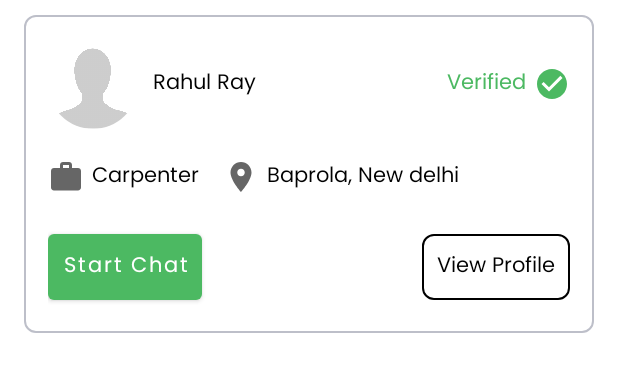
After one commit to raystatic/service-chowk-android, an Android app: the layout item_provider_adapter.xml on its own in the app's theme, with its tools: preview values and no code run, on a phone screen of 412 x 824 dp. The commit adds this screen. Shown: the top 372 px of the screen. Run offline under Robolectric (Android 15) with nearby library versions, the phone set to English and light mode, and no system bars.

Commit message:
home fragment setup

```diff
--- a/app/src/main/java/com/servicechowk/app/data/model/User.kt
+++ b/app/src/main/java/com/servicechowk/app/data/model/User.kt
@@ -13,7 +13,8 @@ data class User(
     var lastWorkAt:String?="",
     var photoId:String?="",
     var photo:String?="",
-    var workPhoto:String?=""
+    var workPhoto:String?="",
+    var isVerified:Boolean?=false
 ){
     constructor():this("")
 }
--- /dev/null
+++ b/app/src/main/res/drawable/ic_baseline_location_on_24.xml
@@ -0,0 +1,10 @@
+<vector xmlns:android="http://schemas.android.com/apk/res/android"
+    android:width="24dp"
+    android:height="24dp"
+    android:viewportWidth="24"
+    android:viewportHeight="24"
+    android:tint="?attr/colorControlNormal">
+  <path
+      android:fillColor="@android:color/white"
+      android:pathData="M12,2C8.13,2 5,5.13 5,9c0,5.25 7,13 7,13s7,-7.75 7,-13c0,-3.87 -3.13,-7 -7,-7zM12,11.5c-1.38,0 -2.5,-1.12 -2.5,-2.5s1.12,-2.5 2.5,-2.5 2.5,1.12 2.5,2.5 -1.12,2.5 -2.5,2.5z"/>
+</vector>
--- /dev/null
+++ b/app/src/main/res/drawable/ic_baseline_work_24.xml
@@ -0,0 +1,10 @@
+<vector xmlns:android="http://schemas.android.com/apk/res/android"
+    android:width="24dp"
+    android:height="24dp"
+    android:viewportWidth="24"
+    android:viewportHeight="24"
+    android:tint="?attr/colorControlNormal">
+  <path
+      android:fillColor="@android:color/white"
+      android:pathData="M20,6h-4L16,4c0,-1.11 -0.89,-2 -2,-2h-4c-1.11,0 -2,0.89 -2,2v2L4,6c-1.11,0 -1.99,0.89 -1.99,2L2,19c0,1.11 0.89,2 2,2h16c1.11,0 2,-0.89 2,-2L22,8c0,-1.11 -0.89,-2 -2,-2zM14,6h-4L10,4h4v2z"/>
+</vector>
--- /dev/null
+++ b/app/src/main/res/drawable/ic_check.xml
@@ -0,0 +1,10 @@
+<vector xmlns:android="http://schemas.android.com/apk/res/android"
+    android:width="24dp"
+    android:height="24dp"
+    android:viewportWidth="24"
+    android:viewportHeight="24"
+    android:tint="@color/chateau_green">
+  <path
+      android:fillColor="@android:color/white"
+      android:pathData="M12,2C6.48,2 2,6.48 2,12s4.48,10 10,10 10,-4.48 10,-10S17.52,2 12,2zM10,17l-5,-5 1.41,-1.41L10,14.17l7.59,-7.59L19,8l-9,9z"/>
+</vector>
--- /dev/null
+++ b/app/src/main/res/drawable/item_home_bg.xml
@@ -0,0 +1,15 @@
+<?xml version="1.0" encoding="utf-8"?>
+<shape xmlns:android="http://schemas.android.com/apk/res/android"
+    android:shape="rectangle">
+
+    <stroke
+        android:width="1dp"
+        android:color="#BDBFC9"/>
+
+    <corners
+        android:radius="7dp"/>
+
+    <solid
+        android:color="@color/white"/>
+
+</shape>
--- /dev/null
+++ b/app/src/main/res/layout/item_provider_adapter.xml
@@ -0,0 +1,122 @@
+<?xml version="1.0" encoding="utf-8"?>
+<LinearLayout xmlns:android="http://schemas.android.com/apk/res/android"
+    android:layout_width="match_parent"
+    android:layout_height="wrap_content"
+    xmlns:app="http://schemas.android.com/apk/res-auto"
+    android:padding="16dp"
+    android:orientation="vertical"
+    android:layout_marginStart="16dp"
+    android:layout_marginEnd="16dp"
+    android:layout_marginBottom="10dp"
+    android:layout_marginTop="10dp"
+    android:background="@drawable/item_home_bg">
+
+    <RelativeLayout
+        android:layout_width="match_parent"
+        android:layout_height="wrap_content">
+
+        <androidx.cardview.widget.CardView
+            android:layout_width="60dp"
+            android:layout_height="60dp"
+            app:cardCornerRadius="360dp"
+            app:cardElevation="0dp"
+            android:layout_centerVertical="true"
+            android:id="@+id/cardImg">
+
+            <ImageView
+                android:layout_width="match_parent"
+                android:layout_height="match_parent"
+                android:src="@drawable/person"
+                android:scaleType="centerCrop"
+                android:id="@+id/imgProfile"/>
+
+        </androidx.cardview.widget.CardView>
+
+        <TextView
+            android:layout_width="wrap_content"
+            android:layout_height="wrap_content"
+            android:text="Rahul Ray"
+            android:textColor="@color/black"
+            android:layout_toEndOf="@+id/cardImg"
+            android:layout_marginStart="10dp"
+            android:id="@+id/tvName"
+            android:layout_centerVertical="true"/>
+
+
+        <TextView
+            android:layout_width="wrap_content"
+            android:layout_height="wrap_content"
+            android:text="Verified"
+            android:id="@+id/tvVerified"
+            android:gravity="center"
+            android:textColor="@color/chateau_green"
+            android:layout_alignParentEnd="true"
+            android:layout_centerVertical="true"
+            android:drawableEnd="@drawable/ic_check"
+            android:drawablePadding="5dp"/>
+
+    </RelativeLayout>
+
+    <RelativeLayout
+        android:layout_width="match_parent"
+        android:layout_height="wrap_content"
+        android:layout_marginTop="20dp">
+
+        <TextView
+            android:layout_width="wrap_content"
+            android:layout_height="wrap_content"
+            android:text="Carpenter"
+            android:textColor="@color/black"
+            android:drawableStart="@drawable/ic_baseline_work_24"
+            android:textAlignment="center"
+            android:gravity="center"
+            android:textSize="14sp"
+            android:id="@+id/tvWorkField"
+            android:drawablePadding="5dp"/>
+
+        <TextView
+            android:layout_width="wrap_content"
+            android:layout_height="wrap_content"
+            android:text="Baprola, New delhi"
+            android:textColor="@color/black"
+            android:drawableStart="@drawable/ic_baseline_location_on_24"
+            android:textAlignment="center"
+            android:gravity="center"
+            android:textSize="14sp"
+            android:id="@+id/tvLocation"
+            android:layout_toEndOf="@+id/tvWorkField"
+            android:layout_marginStart="16dp"
+            android:drawablePadding="5dp"/>
+
+    </RelativeLayout>
+
+    <RelativeLayout
+        android:layout_width="match_parent"
+        android:layout_height="wrap_content"
+        android:layout_marginTop="20dp">
+
+        <com.google.android.material.button.MaterialButton
+            android:layout_width="wrap_content"
+            android:layout_height="wrap_content"
+            app:backgroundTint="@color/chateau_green"
+            android:text="Start Chat"
+            android:textColor="@color/white"
+            android:textAllCaps="false"
+            android:id="@+id/btnChat"
+            android:padding="10dp"/>
+
+        <TextView
+            android:layout_width="wrap_content"
+            android:layout_height="wrap_content"
+            android:text="View Profile"
+            android:textColor="@color/black"
+            android:textAllCaps="false"
+            android:layout_alignParentEnd="true"
+            android:id="@+id/btnViewProfile"
+            android:background="@drawable/black_stroke_bg"
+            android:layout_centerVertical="true"
+            android:padding="10dp"/>
+
+    </RelativeLayout>
+
+</LinearLayout>
```
Also changed, not shown: app/src/main/java/com/servicechowk/app/data/repositories/HomeRepository.kt (added, +15 -0 lines), app/src/main/java/com/servicechowk/app/ui/adapters/ProvidersAdapter.kt (added, +76 -0 lines), app/src/main/java/com/servicechowk/app/ui/fragments/HomeFragment.kt (+49 -3 lines), app/src/main/java/com/servicechowk/app/ui/viewmodels/HomeViewModel.kt (added, +45 -0 lines), app/src/main/res/layout/fragment_home.xml (+33 -3 lines).
